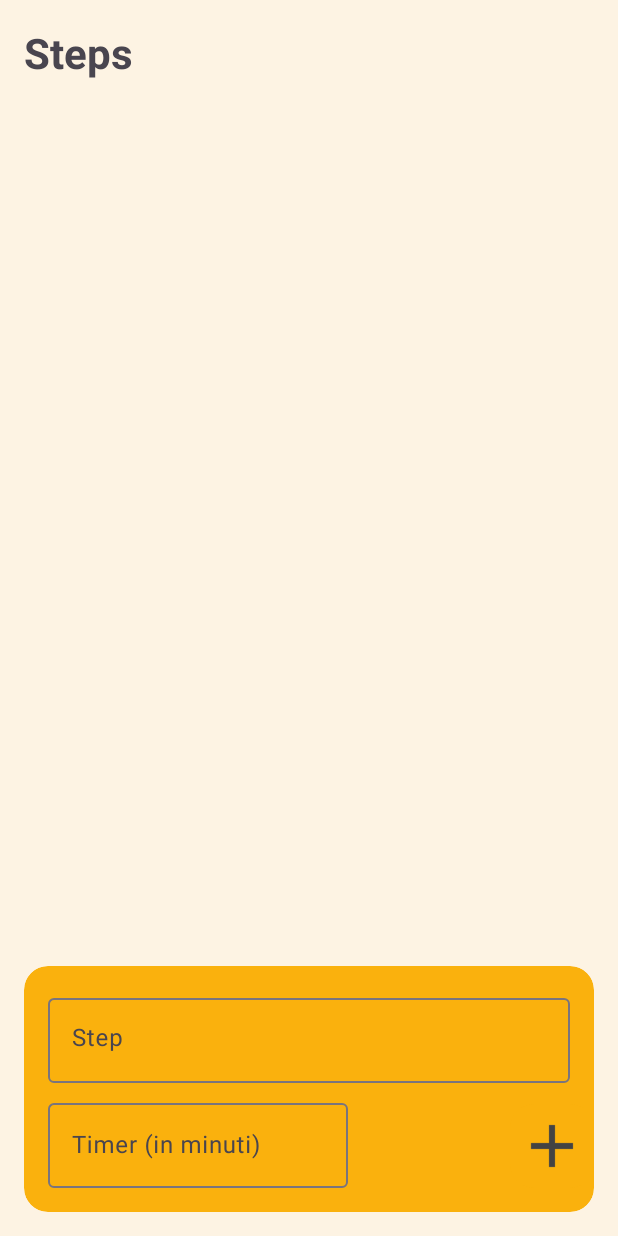
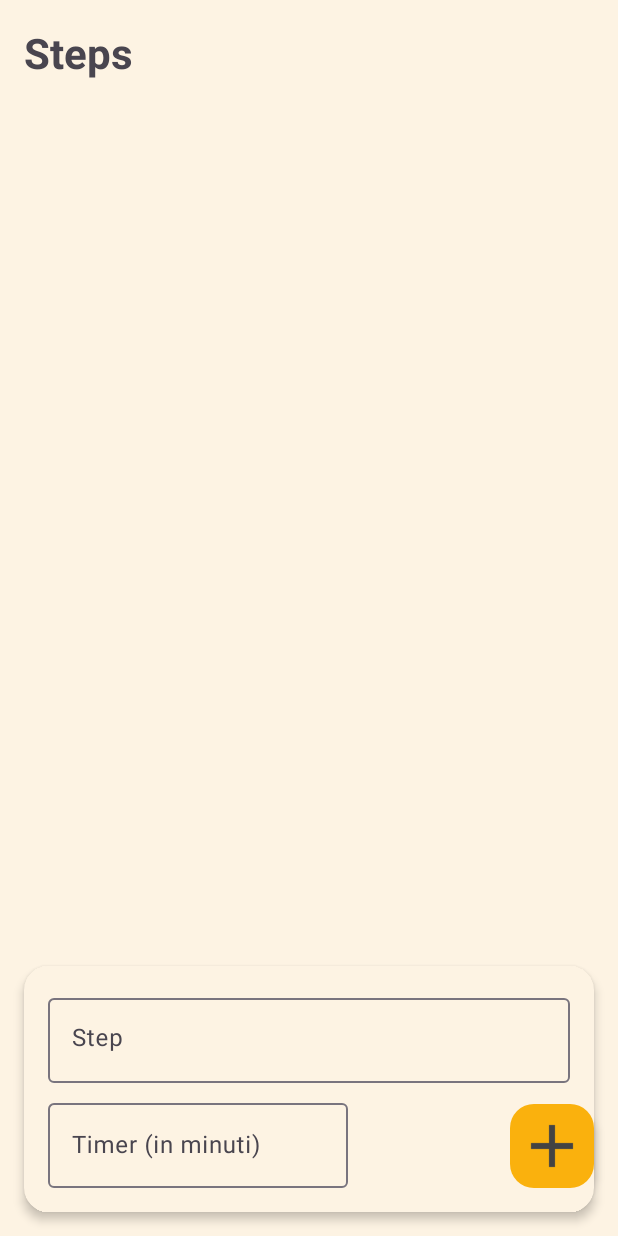
Before and after one commit to andymeneguzzo/RecipeManager, an Android app: the AddStepsActivity screen opened directly, with no data from a screen before it, on a phone screen of 412 x 824 dp. Run offline under Robolectric (Android 15) with nearby library versions, the phone set to English and light mode, and no system bars; Roboto replaces fonts that are not available here.

Commit message:
steps ui changes

```diff
--- a/app/src/main/res/layout/activity_add_steps.xml
+++ b/app/src/main/res/layout/activity_add_steps.xml
@@ -41,8 +41,8 @@
         android:layout_height="wrap_content"
         android:layout_margin="16dp"
         app:cardCornerRadius="16dp"
-        app:cardElevation="0dp"
-        app:cardBackgroundColor="@color/top_bottom_bar_background"
+        app:cardElevation="4dp"
+        app:cardBackgroundColor="?attr/colorSurface"
         app:layout_constraintBottom_toBottomOf="parent"
         app:layout_constraintStart_toStartOf="parent"
         app:layout_constraintEnd_toEndOf="parent">
@@ -96,7 +96,7 @@
         android:contentDescription="@string/add_step"
         android:backgroundTint="@color/buttons"
         app:tint="@color/text_color_not_white"
-        app:elevation="0dp"
+        app:elevation="4dp"
         app:maxImageSize="48dp"
         app:layout_constraintBottom_toBottomOf="@id/cardAddStep"
         app:layout_constraintEnd_toEndOf="parent"
```
